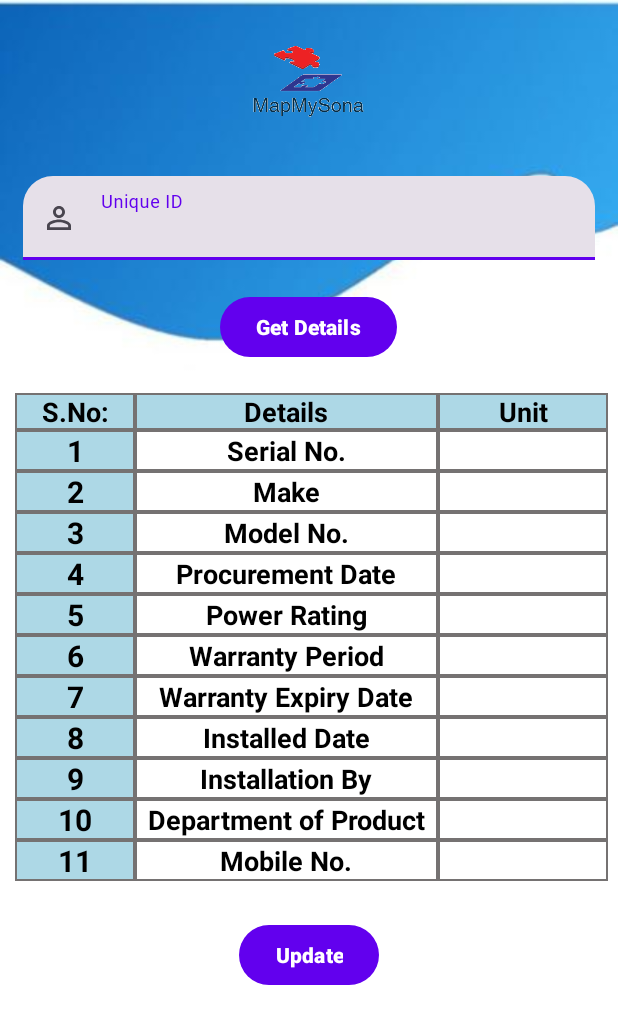
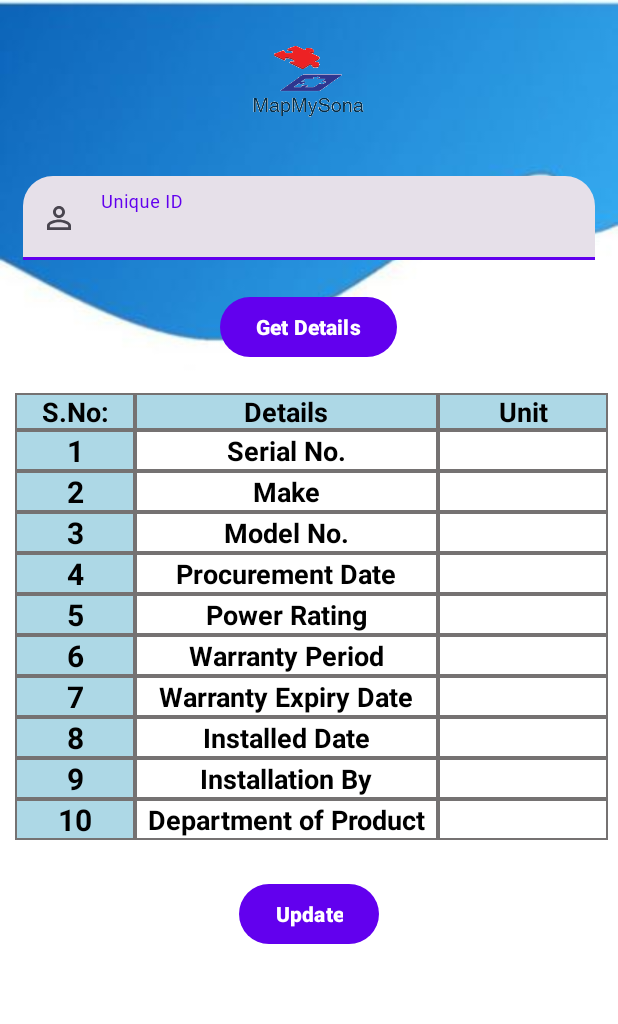
Before and after one commit to Huzair13/tms_client, an Android app: the layout activity_update_database.xml on its own in the app's theme, with its tools: preview values and no code run, on a phone screen of 412 x 824 dp. Shown: the top 1024 px of the screen. Run offline under Robolectric (Android 15) with nearby library versions, the phone set to English and light mode, and no system bars; Roboto replaces fonts that are not available here.

Commit message:
feat : bug fix...

```diff
--- a/app/src/main/java/com/example/map_my_sona/update_database.java
+++ b/app/src/main/java/com/example/map_my_sona/update_database.java
@@ -50,7 +50,7 @@ public class update_database extends AppCompatActivity {
         wperiod=(EditText) findViewById(R.id.warranty_unit_update_ad);
         ins_by=(EditText) findViewById(R.id.ins_by_unit_update_ad);
         ins_date=(EditText) findViewById(R.id.ins_date_unit_update_ad);
-        mob=(EditText) findViewById(R.id.mob_unit_update_ad);
+//        mob=(EditText) findViewById(R.id.mob_unit_update_ad);
         dep_of_pro=(EditText)findViewById(R.id.dep_of_pro_unit_update_ad);
 
         get_details=(Button)findViewById(R.id.get_details_up_ad);
@@ -93,7 +93,7 @@ public class update_database extends AppCompatActivity {
                     updateDatabase.setVisibility(View.VISIBLE);
                     update.setVisibility(View.VISIBLE);
 
-                    String mob_str1 = snapshot.child("mob").getValue(String.class);
+//                    String mob_str1 = snapshot.child("mob").getValue(String.class);
                     String sn_str1 = snapshot.child("sn_no").getValue(String.class);
                     String make_str1= snapshot.child("make").getValue(String.class);
                     String model_str1 = snapshot.child("model").getValue(String.class);
@@ -114,7 +114,7 @@ public class update_database extends AppCompatActivity {
                     wperiod.setText(wperiod_str1);
                     ins_by.setText(ins_by_str1);
                     ins_date.setText(ins_date_str1);
-                    mob.setText(mob_str1);
+//                    mob.setText(mob_str1);
                     dep_of_pro.setText(dep_of_pro_str1);
 
                     update.setOnClickListener(new View.OnClickListener() {
@@ -147,7 +147,7 @@ public class update_database extends AppCompatActivity {
         String wperiod_str2=wperiod.getText().toString();
         String ins_by_str2=ins_by.getText().toString();
         String ins_date_str2=ins_date.getText().toString();
-        String mob_str2=mob.getText().toString();
+//        String mob_str2=mob.getText().toString();
         String dep_of_pro_str2=dep_of_pro.getText().toString();
 
         HashMap hp=new HashMap();
@@ -160,7 +160,7 @@ public class update_database extends AppCompatActivity {
         hp.put("wperiod",wperiod_str2);
         hp.put("ins_by",ins_by_str2);
         hp.put("ins_date",ins_date_str2);
-        hp.put("mob",mob_str2);
+//        hp.put("mob",mob_str2);
         hp.put("dep_of_pro",dep_of_pro_str2);
 
         builder.setTitle("Alert")
--- a/app/src/main/res/layout/activity_newqrcode.xml
+++ b/app/src/main/res/layout/activity_newqrcode.xml
@@ -367,7 +367,7 @@
                 android:textColor="@color/black"
                 android:textSize="20dp"
                 android:textStyle="bold"
-                android:inputType="date"/>
+                />
 
         </TableRow>
 
@@ -406,7 +406,7 @@
                 android:textColor="@color/black"
                 android:textSize="20dp"
                 android:textStyle="bold"
-                android:inputType="date"/>
+                />
 
         </TableRow>
 
--- a/app/src/main/res/layout/activity_update_database.xml
+++ b/app/src/main/res/layout/activity_update_database.xml
@@ -497,42 +497,42 @@
 
             </TableRow>
 
-            <TableRow>
+<!--            <TableRow>-->
 
-                <TextView
-                    android:layout_width="wrap_content"
-                    android:layout_height="match_parent"
-                    android:layout_weight="1"
-                    android:gravity="center"
-                    android:text="11"
-                    android:background="@drawable/cellshape"
-                    android:textColor="@color/black"
-                    android:textSize="20dp"
-                    android:textStyle="bold" />
+<!--                <TextView-->
+<!--                    android:layout_width="wrap_content"-->
+<!--                    android:layout_height="match_parent"-->
+<!--                    android:layout_weight="1"-->
+<!--                    android:gravity="center"-->
+<!--                    android:text="11"-->
+<!--                    android:background="@drawable/cellshape"-->
+<!--                    android:textColor="@color/black"-->
+<!--                    android:textSize="20dp"-->
+<!--                    android:textStyle="bold" />-->
 
-                <TextView
-                    android:layout_width="140dp"
-                    android:layout_height="match_parent"
-                    android:layout_weight="1"
-                    android:gravity="center"
-                    android:text="Mobile No."
-                    android:textColor="@color/black"
-                    android:textSize="18dp"
-                    android:background="@drawable/table"
-                    android:textStyle="bold" />
+<!--                <TextView-->
+<!--                    android:layout_width="140dp"-->
+<!--                    android:layout_height="match_parent"-->
+<!--                    android:layout_weight="1"-->
+<!--                    android:gravity="center"-->
+<!--                    android:text="Mobile No."-->
+<!--                    android:textColor="@color/black"-->
+<!--                    android:textSize="18dp"-->
+<!--                    android:background="@drawable/table"-->
+<!--                    android:textStyle="bold" />-->
 
-                <EditText
-                    android:id="@+id/mob_unit_update_ad"
-                    android:layout_width="113dp"
-                    android:layout_height="match_parent"
-                    android:layout_weight="1"
-                    android:gravity="center"
-                    android:textColor="@color/black"
-                    android:background="@drawable/table"
-                    android:textSize="20dp"
-                    android:textStyle="bold" />
+<!--                <EditText-->
+<!--                    android:id="@+id/mob_unit_update_ad"-->
+<!--                    android:layout_width="113dp"-->
+<!--                    android:layout_height="match_parent"-->
+<!--                    android:layout_weight="1"-->
+<!--                    android:gravity="center"-->
+<!--                    android:textColor="@color/black"-->
+<!--                    android:background="@drawable/table"-->
+<!--                    android:textSize="20dp"-->
+<!--                    android:textStyle="bold" />-->
 
-            </TableRow>
+<!--            </TableRow>-->
 
         </TableLayout>
 
```
